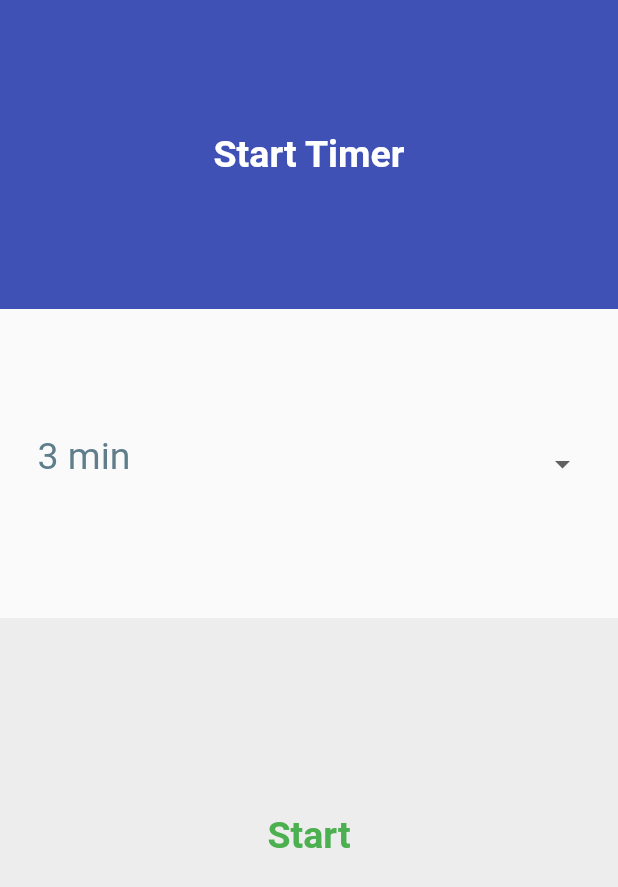
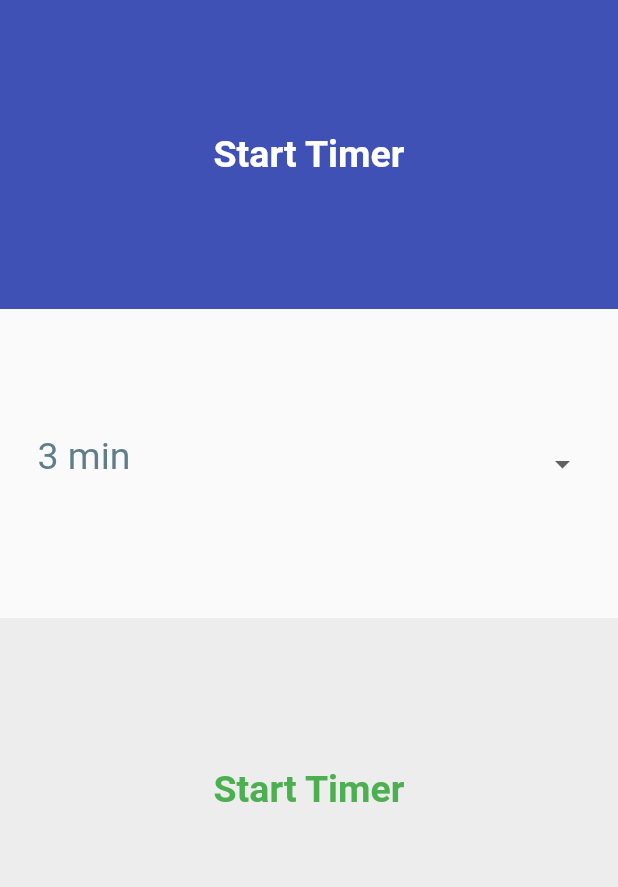
Before and after one commit to masus04/regatta-timer, a Flutter app: the screen it shows after launch, on a phone screen of 412 x 824 dp. Shown: the top 887 px of the screen. Run offline on Flutter 3.47's test engine with Material 2 defaults, Android fonts, the phone set to English and light mode, and no system bars; our stand-ins replace flutter_hooks, hooks_riverpod.

Commit message:
Working on ButtonLayout

```diff
--- a/lib/constants.dart
+++ b/lib/constants.dart
@@ -1,6 +1,6 @@
 // All constants for the Regatta Timer app
 
 class TextSize {
-  static const double watch = 15;
+  static const double watch = 20;
   static const double other = 25;
 }
--- a/lib/main.dart
+++ b/lib/main.dart
@@ -1,7 +1,7 @@
 import 'package:flutter/material.dart';
 import 'package:flutter_hooks/flutter_hooks.dart';
 import 'package:hooks_riverpod/hooks_riverpod.dart';
-import 'views/providers/page_provider.dart';
+import 'package:regatta_timer/views/providers/_providers.dart';
 
 void main() {
   runApp(const RegattaTimer(
--- a/lib/views/providers/_providers.dart
+++ b/lib/views/providers/_providers.dart
@@ -1,5 +1,7 @@
 import 'package:hooks_riverpod/hooks_riverpod.dart';
 import 'dart:io' show Platform;
+
+export 'page_provider.dart';
 
 final selectedTimerProvider = StateProvider<int>((ref) {
   return 3;
--- a/lib/views/set_timer_view.dart
+++ b/lib/views/set_timer_view.dart
@@ -5,7 +5,6 @@ import 'package:hooks_riverpod/hooks_riverpod.dart';
 
 import 'providers/_providers.dart';
 import '_views.dart';
-import 'providers/page_provider.dart';
 import 'package:regatta_timer/constants.dart';
 
 import 'widgets/_widgets.dart';
@@ -17,16 +16,16 @@ class SetTimerView extends HookWidget {
   Widget build(BuildContext context) {
     final isWatch = useProvider(isWatchProvider);
 
-    return TimerLayout(
+    return const TimerLayout(
         title: 'Start Timer',
-        body: const _TimerSelector(),
+        body: _TimerSelector(),
         button: TimerButton(
           text: 'Start Timer',
-          isWatch: isWatch,
+          textColor: Colors.green,
           onPressed: _onStartButtonPressed,
-          key: const Key('StartTimerButton'),
+          key: Key('StartTimerButton'),
         ),
-        key: const Key('StartTimerLayout'));
+        key: Key('StartTimerLayout'));
   }
 }
 
--- a/lib/views/widgets/timer_layout.dart
+++ b/lib/views/widgets/timer_layout.dart
@@ -37,10 +37,11 @@ class TimerLayout extends HookWidget {
           Expanded(
             flex: 2,
             child: Container(
-                decoration:
-                    BoxDecoration(color: Colors.black12.withOpacity(0.05)),
-                width: double.infinity,
-                child: button),
+              decoration:
+                  BoxDecoration(color: Colors.black12.withOpacity(0.05)),
+              width: double.infinity,
+              child: button,
+            ),
           )
         ],
       ),
@@ -78,40 +79,74 @@ class _LayoutHeader extends HookWidget {
 
 class TimerButton extends HookWidget {
   final String text;
+  final Color? textColor;
   final void Function(PageNotifier, List<Page>) onPressed;
 
   const TimerButton({
     required this.text,
+    this.textColor,
     required this.onPressed,
-    required this.isWatch,
     required Key key,
   }) : super(key: key);
 
-  final bool isWatch;
-
   @override
   Widget build(BuildContext context) {
-    var pages = useProvider(pageNotifierProvider);
-    var pagesNotifier = useProvider(pageNotifierProvider.notifier);
+    final isWatch = useProvider(isWatchProvider);
+    final pages = useProvider(pageNotifierProvider);
+    final pagesNotifier = useProvider(pageNotifierProvider.notifier);
 
     return TextButton(
-      onPressed: () => onPressed(pagesNotifier, pages),
       child: Column(
         children: [
           const Spacer(),
           Text(
-            'Start',
+            text,
             style: TextStyle(
-              color: Colors.green,
+              color: textColor ?? Theme.of(context).primaryColor,
               fontWeight: FontWeight.bold,
               fontSize: isWatch ? TextSize.watch : TextSize.other,
             ),
           ),
           const Spacer(
-            flex: 2,
+            flex: 3,
           ),
         ],
       ),
+      onPressed: () => onPressed(pagesNotifier, pages),
     );
   }
 }
+
+// Work in Progress
+
+class _ButtonsLayout extends HookWidget {
+  final TextButton primaryButton;
+  final TextButton? secondaryButton;
+  const _ButtonsLayout(
+      {required this.primaryButton, this.secondaryButton, required Key key})
+      : super(key: key);
+
+  @override
+  Widget build(BuildContext context) {
+    return Column(
+      children: [
+        TextButton(
+          onPressed: primaryButton.onPressed,
+          child: Column(
+            children: const [
+              Spacer(),
+              Text('text'),
+              Spacer(
+                flex: 2,
+              ),
+            ],
+          ),
+        ),
+        TextButton(
+          onPressed: () {},
+          child: Container(),
+        )
+      ],
+    );
+  }
+}
```
Also changed, not shown: lib/views/timer_view.dart (+38 -7 lines).
